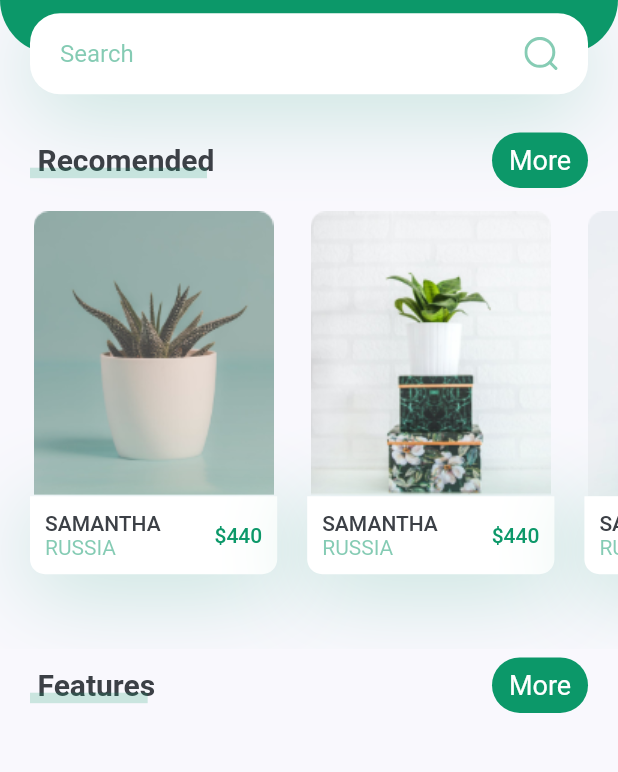
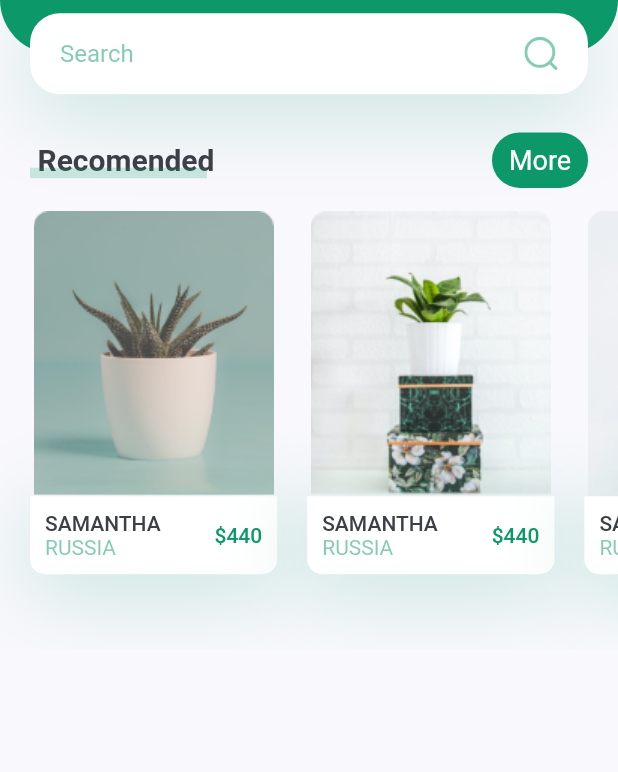
Before and after one commit to meisabikumar/flutter_plant_app, a Flutter app: the screen it shows after launch, on a phone screen of 412 x 824 dp, the part 237-1009 px from its top. Run offline on Flutter 3.47's test engine with Material 2 defaults, Android fonts, the phone set to English and light mode, and no system bars; our stand-ins replace flutter_svg.

Commit message:
Revert "Update body.dart"
This reverts commit 37fc2721795b386b768f0557ee6a8fd1fc97d82d.

```diff
--- a/lib/screens/home/components/body.dart
+++ b/lib/screens/home/components/body.dart
@@ -20,8 +20,7 @@ class Body extends StatelessWidget {
         children: [
           HeaderWithSearch(size: size),
           TitleWiteMoreBtn(press: () {}, title: 'Recomended'),
-          RecomendsPlants(),
-          TitleWiteMoreBtn(press: () {}, title: 'Features'),
+          RecomendsPlants()
         ],
       ),
     );
```
